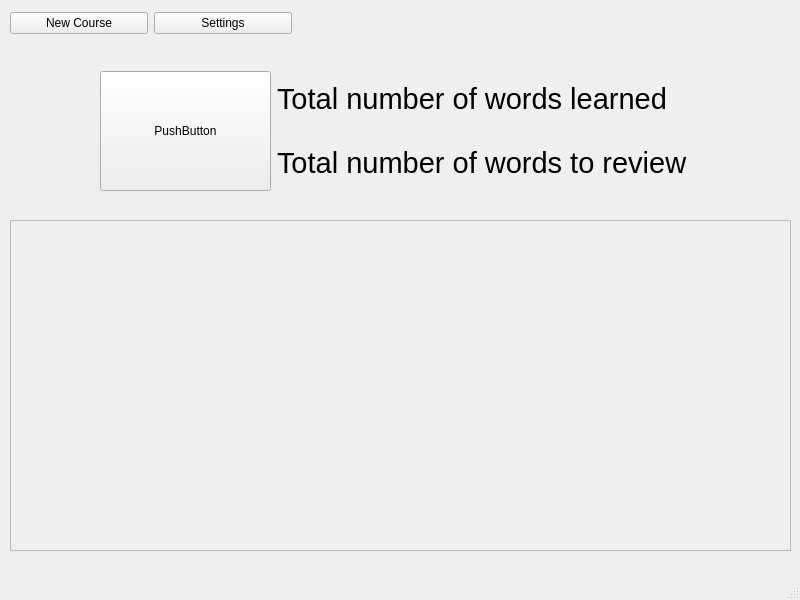
Above: src/gui/mainwindow.ui from tombranfield/spaced_repeating_vocabulary before the change. Below: the same form after it.
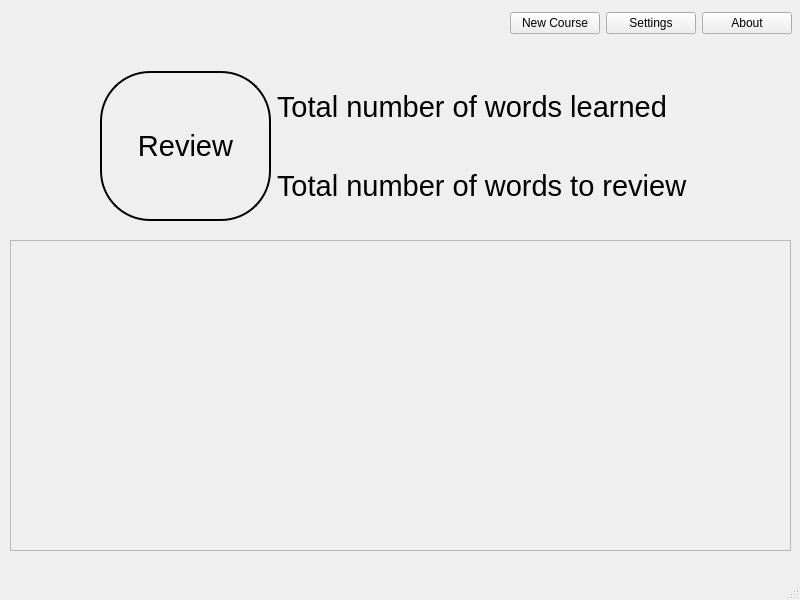
That is the form after the change.

Commit message: Made about.ui, minor adjustments to mainwindow.ui

The edit to the form file:
```diff
--- a/src/gui/mainwindow.ui
+++ b/src/gui/mainwindow.ui
@@ -18,9 +18,9 @@
     <property name="geometry">
      <rect>
       <x>10</x>
-      <y>220</y>
+      <y>240</y>
       <width>781</width>
-      <height>331</height>
+      <height>311</height>
      </rect>
     </property>
     <property name="widgetResizable">
@@ -32,7 +32,7 @@
        <x>0</x>
        <y>0</y>
        <width>779</width>
-       <height>329</height>
+       <height>309</height>
       </rect>
      </property>
     </widget>
@@ -40,7 +40,7 @@
    <widget class="QWidget" name="">
     <property name="geometry">
      <rect>
-      <x>10</x>
+      <x>510</x>
       <y>10</y>
       <width>282</width>
       <height>27</height>
@@ -61,6 +61,13 @@
        </property>
       </widget>
      </item>
+     <item>
+      <widget class="QPushButton" name="about_button">
+       <property name="text">
+        <string>About</string>
+       </property>
+      </widget>
+     </item>
     </layout>
    </widget>
    <widget class="QWidget" name="">
@@ -69,7 +76,7 @@
       <x>100</x>
       <y>70</y>
       <width>588</width>
-      <height>122</height>
+      <height>152</height>
      </rect>
     </property>
     <layout class="QHBoxLayout" name="horizontalLayout_2">
@@ -78,7 +85,7 @@
        <property name="minimumSize">
         <size>
          <width>150</width>
-         <height>120</height>
+         <height>150</height>
         </size>
        </property>
        <property name="baseSize">
@@ -87,8 +94,17 @@
          <height>40</height>
         </size>
        </property>
+       <property name="font">
+        <font>
+         <pointsize>22</pointsize>
+        </font>
+       </property>
+       <property name="styleSheet">
+        <string notr="true">border-radius: 50;
+border: 2px solid black</string>
+       </property>
        <property name="text">
-        <string>PushButton</string>
+        <string>Review</string>
        </property>
       </widget>
      </item>
```
Left out of the diff: 4 changed lines with no effect on the pictures. The commit also changes 1 other file.
